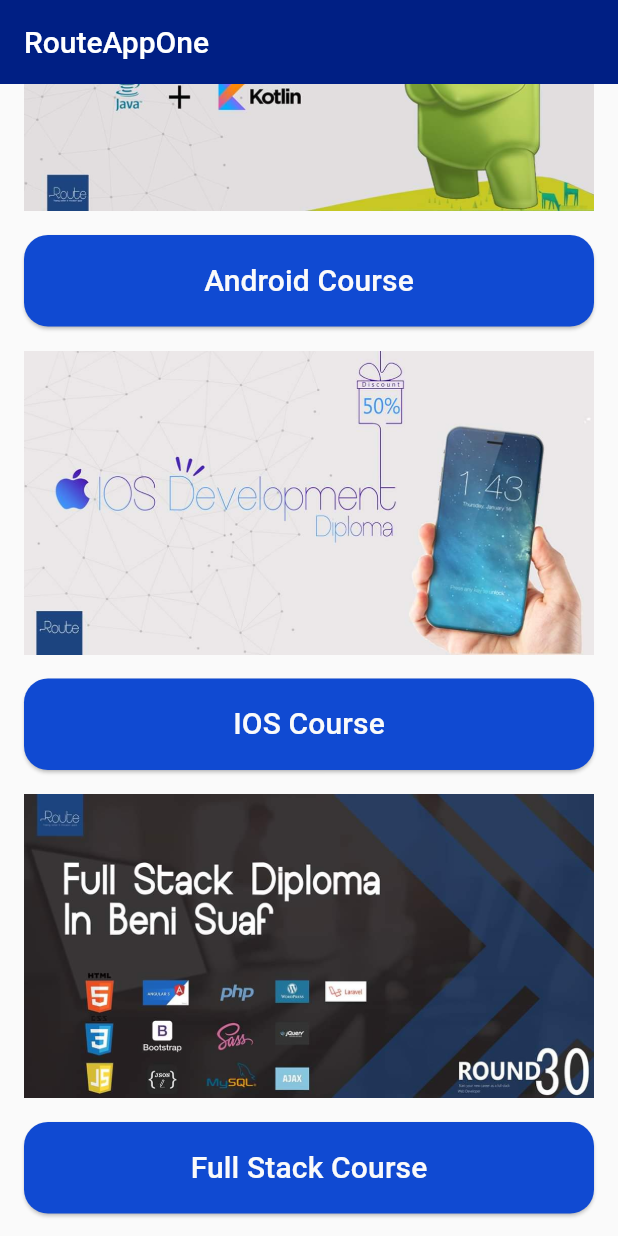
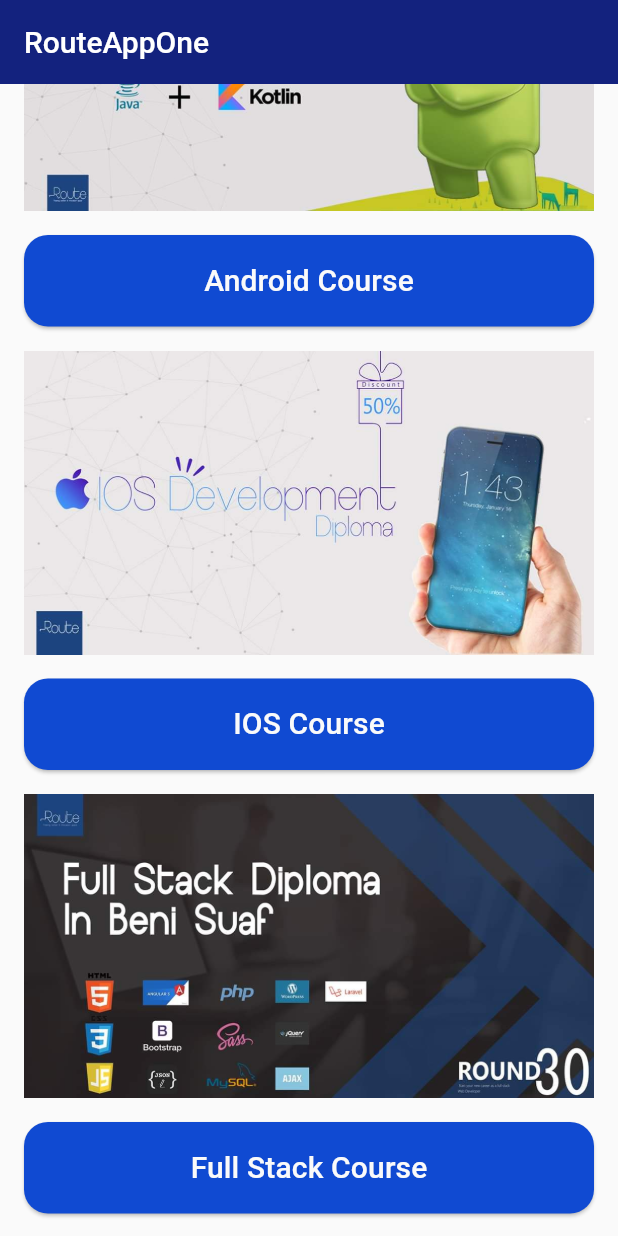
Before and after one commit to john-safwat-T/Courses-Task, a Flutter app: the screen it shows after launch, scrolled down 134 dp, on a phone screen of 412 x 824 dp. Run offline on Flutter 3.47's test engine with Material 3 defaults, Android fonts, the light colour scheme and no system bars.

Commit message:
change surfaceTintColor in appbar theme

```diff
--- a/lib/Core/Theme/app_theme.dart
+++ b/lib/Core/Theme/app_theme.dart
@@ -14,7 +14,7 @@
         fontWeight: FontWeight.w500,
         fontSize: 20
       ),
-        surfaceTintColor: Colors.transparent
+        surfaceTintColor: Colors.red
     ),
 
     scaffoldBackgroundColor: AppColors.white,
```
